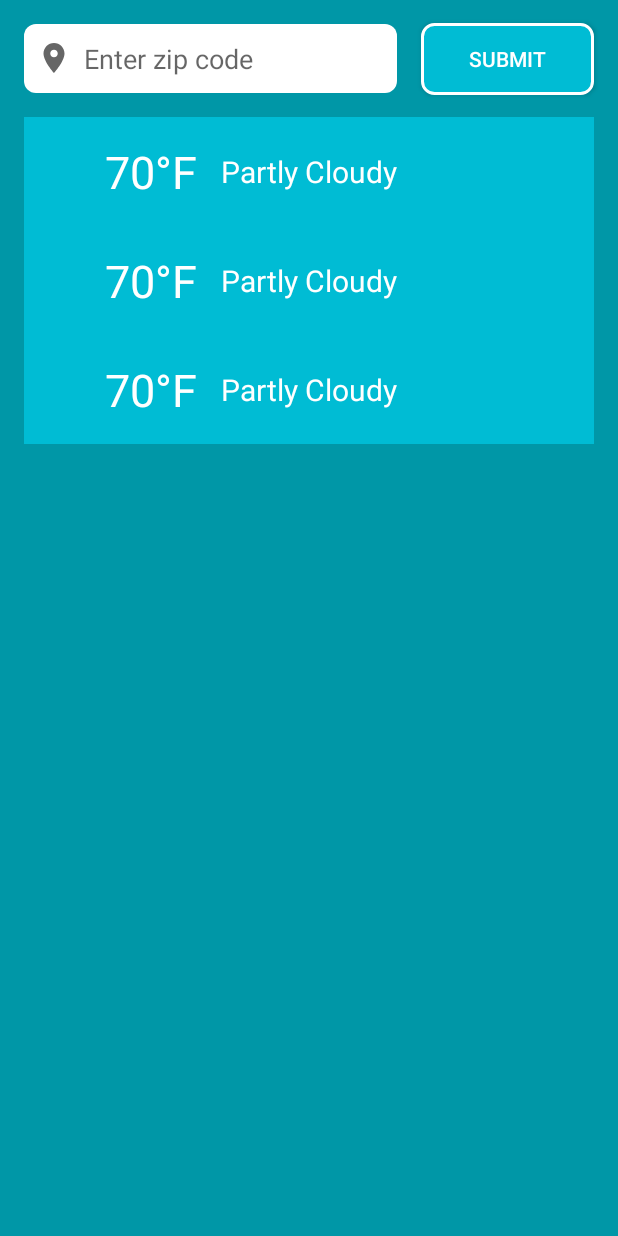
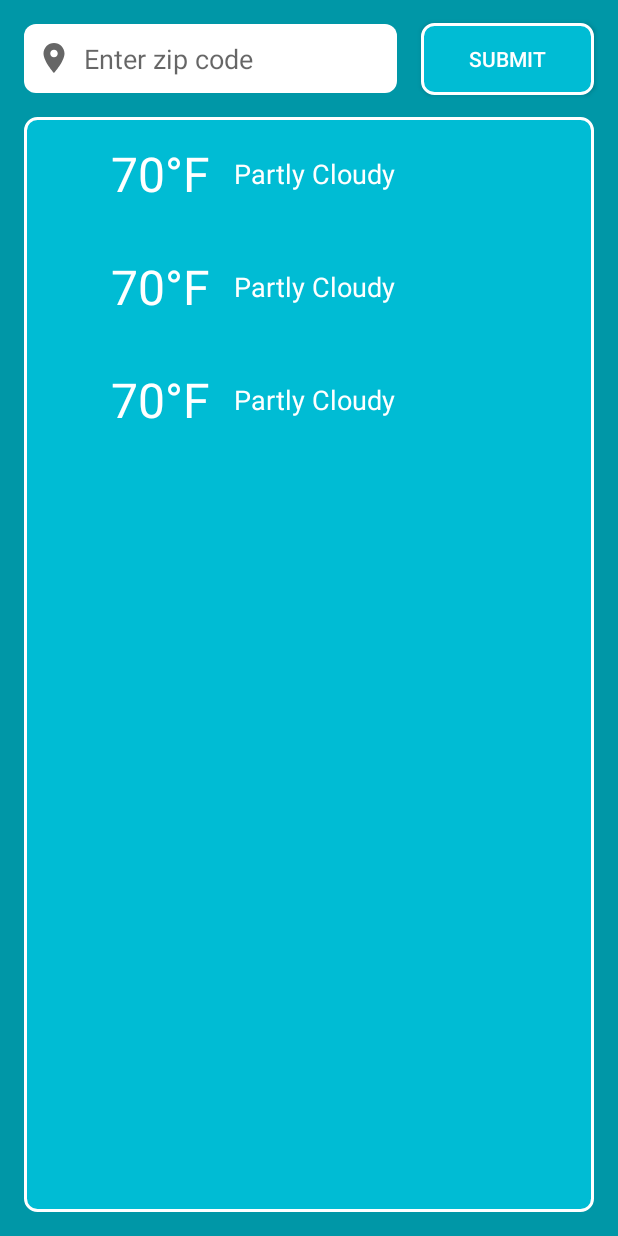
Before and after one commit to haryansyah-mfr/Weather_App, an Android app: the layout activity_main.xml on its own in the app's theme, with its tools: preview values and no code run, on a phone screen of 412 x 824 dp. Run offline under Robolectric (Android 15) with nearby library versions, the phone set to English and light mode, and no system bars.

Commit message:
Create a drawable 'bg_custom_ripple.xml'
Made some changes and set the ripple to layout
Added stroke rectangle to RecyclerView background

```diff
--- /dev/null
+++ b/app/src/main/res/drawable/bg_custom_ripple.xml
@@ -0,0 +1,7 @@
+<?xml version="1.0" encoding="utf-8"?>
+<ripple
+    xmlns:android="http://schemas.android.com/apk/res/android"
+    android:color="@color/colorAccent">
+    <item android:id="@android:id/mask"
+        android:drawable="@android:color/white" />
+</ripple>
--- a/app/src/main/res/layout/activity_main.xml
+++ b/app/src/main/res/layout/activity_main.xml
@@ -48,6 +48,7 @@
         android:layout_width="0dp"
         android:layout_height="0dp"
         android:layout_margin="16dp"
+        android:background="@drawable/bg_stroke_rectangle"
         app:layout_constraintStart_toStartOf="parent"
         app:layout_constraintEnd_toEndOf="parent"
         app:layout_constraintTop_toBottomOf="@id/editZipCode"
--- a/app/src/main/res/layout/item_recycler_view.xml
+++ b/app/src/main/res/layout/item_recycler_view.xml
@@ -1,32 +1,33 @@
 <?xml version="1.0" encoding="utf-8"?>
-<androidx.constraintlayout.widget.ConstraintLayout xmlns:android="http://schemas.android.com/apk/res/android"
-    xmlns:app="http://schemas.android.com/apk/res-auto"
+<LinearLayout
+    xmlns:android="http://schemas.android.com/apk/res/android"
     android:layout_width="match_parent"
     android:layout_height="wrap_content"
-    android:background="@color/colorPrimary"
+    android:background="@drawable/bg_custom_ripple"
+    android:clickable="true"
+    android:focusable="true"
+    android:orientation="horizontal"
     android:padding="16dp">
 
     <TextView
         android:id="@+id/temperature_view"
-        android:layout_width="wrap_content"
+        android:layout_weight="2"
+        android:layout_width="match_parent"
         android:layout_height="wrap_content"
-        android:layout_marginEnd="16dp"
+        android:layout_marginEnd="8dp"
         android:text="70°F"
         android:textColor="@android:color/white"
-        android:textSize="30sp"
-        app:layout_constraintEnd_toStartOf="@id/description_view"
-        app:layout_constraintTop_toTopOf="@id/description_view"
-        app:layout_constraintBottom_toBottomOf="@id/description_view"/>
+        android:textSize="32sp"
+        android:textAlignment="textEnd" />
 
     <TextView
         android:id="@+id/description_view"
-        android:layout_width="wrap_content"
+        android:layout_weight="1"
+        android:layout_width="match_parent"
         android:layout_height="wrap_content"
+        android:layout_marginStart="8dp"
         android:text="Partly Cloudy"
         android:textColor="@android:color/white"
-        android:textSize="20sp"
-        app:layout_constraintStart_toStartOf="parent"
-        app:layout_constraintEnd_toEndOf="parent"
-        app:layout_constraintTop_toTopOf="parent"
-        app:layout_constraintBottom_toBottomOf="parent" />
-</androidx.constraintlayout.widget.ConstraintLayout>
+        android:textSize="18sp"
+        android:layout_gravity="center"/>
+</LinearLayout>
```
